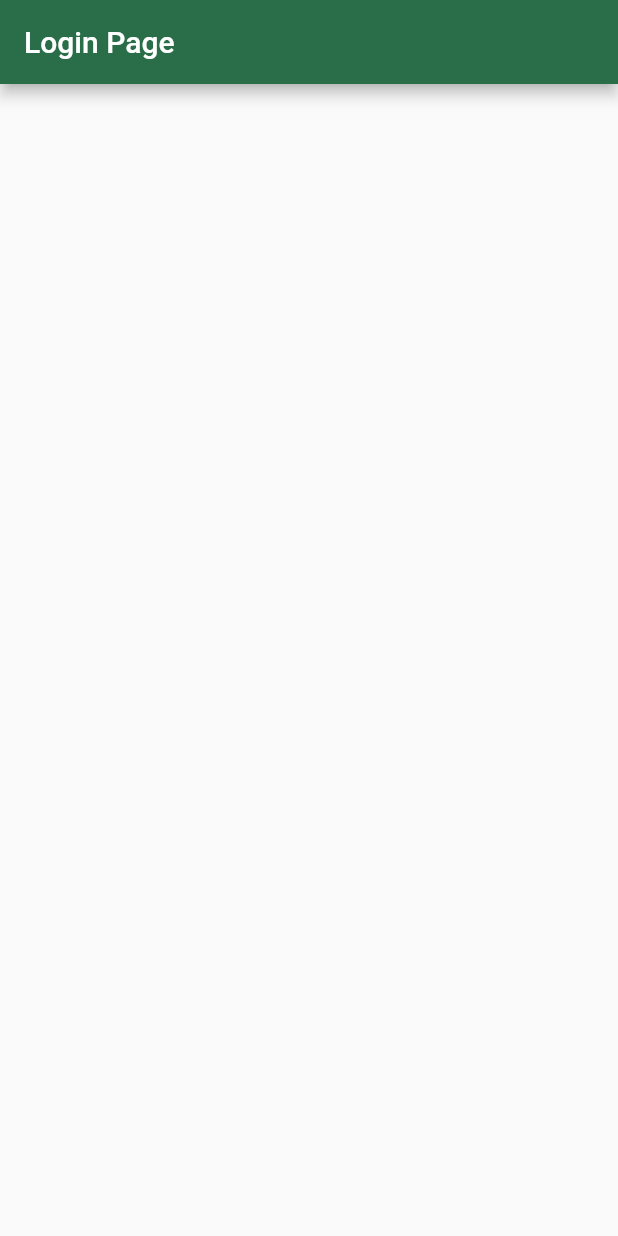
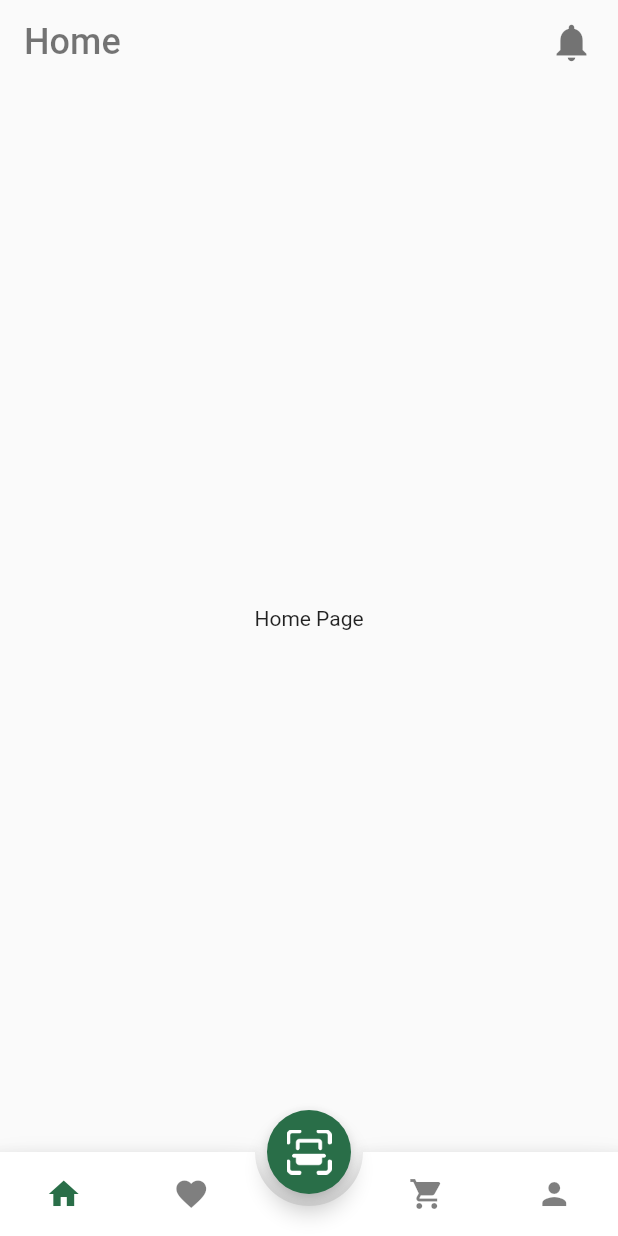
Before and after one commit to Han-Tony/the-plant-app, a Flutter app: the screen it shows after launch, after a tap on the "arrow forward ios" icon, after a tap on "Skip", on a phone screen of 412 x 824 dp. Run offline on Flutter 3.47's test engine with Material 2 defaults, Android fonts, the phone set to English and light mode, and no system bars; drawn by our look-alikes of animated_bottom_navigation_bar; our stand-ins replace page_transition.

Commit message:
root page complete

```diff
--- /dev/null
+++ b/lib/models/plants.dart
@@ -0,0 +1,179 @@
+class Plant {
+  final int plantId;
+  final int price;
+  final String size;
+  final double rating;
+  final int humidity;
+  final String temperature;
+  final String category;
+  final String plantName;
+  final String imageURL;
+  bool isFavorated;
+  final String decription;
+  bool isSelected;
+
+  Plant(
+      {required this.plantId,
+        required this.price,
+        required this.category,
+        required this.plantName,
+        required this.size,
+        required this.rating,
+        required this.humidity,
+        required this.temperature,
+        required this.imageURL,
+        required this.isFavorated,
+        required this.decription,
+        required this.isSelected});
+
+  //List of Plants data
+  static List<Plant> plantList = [
+    Plant(
+        plantId: 0,
+        price: 22,
+        category: 'Indoor',
+        plantName: 'Sanseviera',
+        size: 'Small',
+        rating: 4.5,
+        humidity: 34,
+        temperature: '23 - 34',
+        imageURL: 'assets/images/plant-one.png',
+        isFavorated: true,
+        decription:
+        'This plant is one of the best plant. It grows in most of the regions in the world and can survive'
+            'even the harshest weather condition.',
+        isSelected: false),
+    Plant(
+        plantId: 1,
+        price: 11,
+        category: 'Outdoor',
+        plantName: 'Philodendron',
+        size: 'Medium',
+        rating: 4.8,
+        humidity: 56,
+        temperature: '19 - 22',
+        imageURL: 'assets/images/plant-two.png',
+        isFavorated: false,
+        decription:
+        'This plant is one of the best plant. It grows in most of the regions in the world and can survive'
+            'even the harshest weather condition.',
+        isSelected: false),
+    Plant(
+        plantId: 2,
+        price: 18,
+        category: 'Indoor',
+        plantName: 'Beach Daisy',
+        size: 'Large',
+        rating: 4.7,
+        humidity: 34,
+        temperature: '22 - 25',
+        imageURL: 'assets/images/plant-three.png',
+        isFavorated: false,
+        decription:
+        'This plant is one of the best plant. It grows in most of the regions in the world and can survive'
+            'even the harshest weather condition.',
+        isSelected: false),
+    Plant(
+        plantId: 3,
+        price: 30,
+        category: 'Outdoor',
+        plantName: 'Big Bluestem',
+        size: 'Small',
+        rating: 4.5,
+        humidity: 35,
+        temperature: '23 - 28',
+        imageURL: 'assets/images/plant-one.png',
+        isFavorated: false,
+        decription:
+        'This plant is one of the best plant. It grows in most of the regions in the world and can survive'
+            'even the harshest weather condition.',
+        isSelected: false),
+    Plant(
+        plantId: 4,
+        price: 24,
+        category: 'Recommended',
+        plantName: 'Big Bluestem',
+        size: 'Large',
+        rating: 4.1,
+        humidity: 66,
+        temperature: '12 - 16',
+        imageURL: 'assets/images/plant-four.png',
+        isFavorated: true,
+        decription:
+        'This plant is one of the best plant. It grows in most of the regions in the world and can survive'
+            'even the harshest weather condition.',
+        isSelected: false),
+    Plant(
+        plantId: 5,
+        price: 24,
+        category: 'Outdoor',
+        plantName: 'Meadow Sage',
+        size: 'Medium',
+        rating: 4.4,
+        humidity: 36,
+        temperature: '15 - 18',
+        imageURL: 'assets/images/plant-five.png',
+        isFavorated: false,
+        decription:
+        'This plant is one of the best plant. It grows in most of the regions in the world and can survive'
+            'even the harshest weather condition.',
+        isSelected: false),
+    Plant(
+        plantId: 6,
+        price: 19,
+        category: 'Garden',
+        plantName: 'Plumbago',
+        size: 'Small',
+        rating: 4.2,
+        humidity: 46,
+        temperature: '23 - 26',
+        imageURL: 'assets/images/plant-six.png',
+        isFavorated: false,
+        decription:
+        'This plant is one of the best plant. It grows in most of the regions in the world and can survive'
+            'even the harshest weather condition.',
+        isSelected: false),
+    Plant(
+        plantId: 7,
+        price: 23,
+        category: 'Garden',
+        plantName: 'Tritonia',
+        size: 'Medium',
+        rating: 4.5,
+        humidity: 34,
+        temperature: '21 - 24',
+        imageURL: 'assets/images/plant-seven.png',
+        isFavorated: false,
+        decription:
+        'This plant is one of the best plant. It grows in most of the regions in the world and can survive'
+            'even the harshest weather condition.',
+        isSelected: false),
+    Plant(
+        plantId: 8,
+        price: 46,
+        category: 'Recommended',
+        plantName: 'Tritonia',
+        size: 'Medium',
+        rating: 4.7,
+        humidity: 46,
+        temperature: '21 - 25',
+        imageURL: 'assets/images/plant-eight.png',
+        isFavorated: false,
+        decription:
+        'This plant is one of the best plant. It grows in most of the regions in the world and can survive'
+            'even the harshest weather condition.',
+        isSelected: false),
+  ];
+
+  //Get the favorated items
+  static List<Plant> getFavoritedPlants(){
+    List<Plant> _travelList = Plant.plantList;
+    return _travelList.where((element) => element.isFavorated == true).toList();
+  }
+
+  //Get the cart items
+  static List<Plant> addedToCartPlants(){
+    List<Plant> _selectedPlants = Plant.plantList;
+    return _selectedPlants.where((element) => element.isSelected == true).toList();
+  }
+}
--- a/lib/ui/onboarding_screen.dart
+++ b/lib/ui/onboarding_screen.dart
@@ -1,5 +1,6 @@
 import 'package:flutter/material.dart';
 import 'package:plant_app/constants.dart';
+import 'package:plant_app/ui/root_page.dart';
 
 import 'login_page.dart';
 
@@ -27,7 +28,7 @@ class _OnboardingScreenState extends State<OnboardingScreen> {
             child: InkWell(
               onTap: () {
                 Navigator.pushReplacement(
-                    context, MaterialPageRoute(builder: (_) => const Login()));
+                    context, MaterialPageRoute(builder: (_) => const RootPage()));
               }, // to login screen
               child: const Text(
                 'Skip',
@@ -92,7 +93,7 @@ class _OnboardingScreenState extends State<OnboardingScreen> {
                       }
                     } else {
                       Navigator.pushReplacement(context,
-                          MaterialPageRoute(builder: (_) => const Login()));
+                          MaterialPageRoute(builder: (_) => const RootPage()));
                     }
                   });
                 },
--- /dev/null
+++ b/lib/ui/root_page.dart
@@ -0,0 +1,109 @@
+import 'package:animated_bottom_navigation_bar/animated_bottom_navigation_bar.dart';
+import 'package:flutter/material.dart';
+import 'package:page_transition/page_transition.dart';
+import 'package:plant_app/constants.dart';
+import 'package:plant_app/ui/login_page.dart';
+import 'package:plant_app/ui/scan_page.dart';
+import 'package:plant_app/ui/screens/cart_page.dart';
+import 'package:plant_app/ui/screens/favorite_page.dart';
+import 'package:plant_app/ui/screens/home_page.dart';
+import 'package:plant_app/ui/screens/profile_page.dart';
+
+class RootPage extends StatefulWidget {
+  const RootPage({super.key});
+
+  @override
+  State<RootPage> createState() => _RootPageState();
+}
+
+class _RootPageState extends State<RootPage> {
+  int _bottomNavIndex = 0; // to control the page index
+
+  // List of the pages
+  List<Widget> pages = const [
+    HomePage(),
+    FavoritePage(),
+    CartPage(),
+    ProfilePage(),
+  ];
+
+  // List of the pages icon
+  List<IconData> iconList = [
+    Icons.home,
+    Icons.favorite,
+    Icons.shopping_cart,
+    Icons.person,
+  ];
+
+  // List of the pages title
+  List<String> titleList = [
+    'Home',
+    'Favorite',
+    'Cart',
+    'Profile',
+  ];
+
+  @override
+  Widget build(BuildContext context) {
+    return Scaffold(
+      appBar: AppBar(
+        title: Row(
+          mainAxisAlignment: MainAxisAlignment.spaceBetween,
+          children: [
+            Text(
+              titleList[_bottomNavIndex],
+              style: TextStyle(
+                color: Constants.blackColor,
+                fontWeight: FontWeight.w500,
+                fontSize: 24,
+              ),
+            ),
+            Icon(
+              Icons.notifications,
+              color: Constants.blackColor,
+              size: 30.0,
+            )
+          ],
+        ),
+        backgroundColor: Theme.of(context).scaffoldBackgroundColor,
+        elevation: 0.0,
+      ),
+      body: IndexedStack(
+        index: _bottomNavIndex,
+        children: pages,
+      ),
+      // Plant scan button
+      floatingActionButton: FloatingActionButton(
+        onPressed: () {
+          Navigator.push(
+            context,
+            PageTransition(
+              child: const ScanPage(),
+              type: PageTransitionType.bottomToTop,
+            ),
+          );
+        },
+        child: Image.asset(
+          'assets/images/code-scan-two.png',
+          height: 30.0,
+        ),
+        backgroundColor: Constants.primaryColor,
+      ),
+      floatingActionButtonLocation: FloatingActionButtonLocation.centerDocked,
+      bottomNavigationBar: AnimatedBottomNavigationBar(
+        splashColor: Constants.primaryColor,
+        activeColor: Constants.primaryColor,
+        inactiveColor: Colors.black.withOpacity(.5),
+        icons: iconList,
+        activeIndex: _bottomNavIndex,
+        gapLocation: GapLocation.center,
+        notchSmoothness: NotchSmoothness.softEdge,
+        onTap: (index) {
+          setState(() {
+            _bottomNavIndex = index;
+          });
+        },
+      ),
+    );
+  }
+}
--- /dev/null
+++ b/lib/ui/scan_page.dart
@@ -0,0 +1,19 @@
+import 'package:flutter/material.dart';
+
+class ScanPage extends StatefulWidget {
+  const ScanPage({super.key});
+
+  @override
+  State<ScanPage> createState() => _ScanPageState();
+}
+
+class _ScanPageState extends State<ScanPage> {
+  @override
+  Widget build(BuildContext context) {
+    return Scaffold(
+      appBar: AppBar(
+        title: const Text('Scan Page'),
+      ),
+    );
+  }
+}
--- /dev/null
+++ b/lib/ui/screens/cart_page.dart
@@ -0,0 +1,19 @@
+import 'package:flutter/material.dart';
+
+class CartPage extends StatefulWidget {
+  const CartPage({super.key});
+
+  @override
+  State<CartPage> createState() => _CartPageState();
+}
+
+class _CartPageState extends State<CartPage> {
+  @override
+  Widget build(BuildContext context) {
+    return const Scaffold(
+      body: Center(
+        child: Text('Cart Page'),
+      ),
+    );
+  }
+}
--- /dev/null
+++ b/lib/ui/screens/favorite_page.dart
@@ -0,0 +1,19 @@
+import 'package:flutter/material.dart';
+
+class FavoritePage extends StatefulWidget {
+  const FavoritePage({super.key});
+
+  @override
+  State<FavoritePage> createState() => _FavoritePageState();
+}
+
+class _FavoritePageState extends State<FavoritePage> {
+  @override
+  Widget build(BuildContext context) {
+    return const Scaffold(
+      body: Center(
+        child: Text('Favorite Page'),
+      ),
+    );
+  }
+}
--- /dev/null
+++ b/lib/ui/screens/home_page.dart
@@ -0,0 +1,19 @@
+import 'package:flutter/material.dart';
+
+class HomePage extends StatefulWidget {
+  const HomePage({super.key});
+
+  @override
+  State<HomePage> createState() => _HomePageState();
+}
+
+class _HomePageState extends State<HomePage> {
+  @override
+  Widget build(BuildContext context) {
+    return const Scaffold(
+      body: Center(
+        child: Text('Home Page'),
+      ),
+    );
+  }
+}
--- /dev/null
+++ b/lib/ui/screens/profile_page.dart
@@ -0,0 +1,19 @@
+import 'package:flutter/material.dart';
+
+class ProfilePage extends StatefulWidget {
+  const ProfilePage({super.key});
+
+  @override
+  State<ProfilePage> createState() => _ProfilePageState();
+}
+
+class _ProfilePageState extends State<ProfilePage> {
+  @override
+  Widget build(BuildContext context) {
+    return const Scaffold(
+      body: Center(
+        child: Text('Profile Page'),
+      ),
+    );
+  }
+}
--- a/pubspec.yaml
+++ b/pubspec.yaml
@@ -35,6 +35,8 @@ dependencies:
   # The following adds the Cupertino Icons font to your application.
   # Use with the CupertinoIcons class for iOS style icons.
   cupertino_icons: ^1.0.2
+  animated_bottom_navigation_bar: ^1.2.0 #animated bottom navigation
+  page_transition: ^2.0.9 #for screen display transition
 
 dev_dependencies:
   flutter_test:
```
Also changed, not shown: pubspec.lock.
